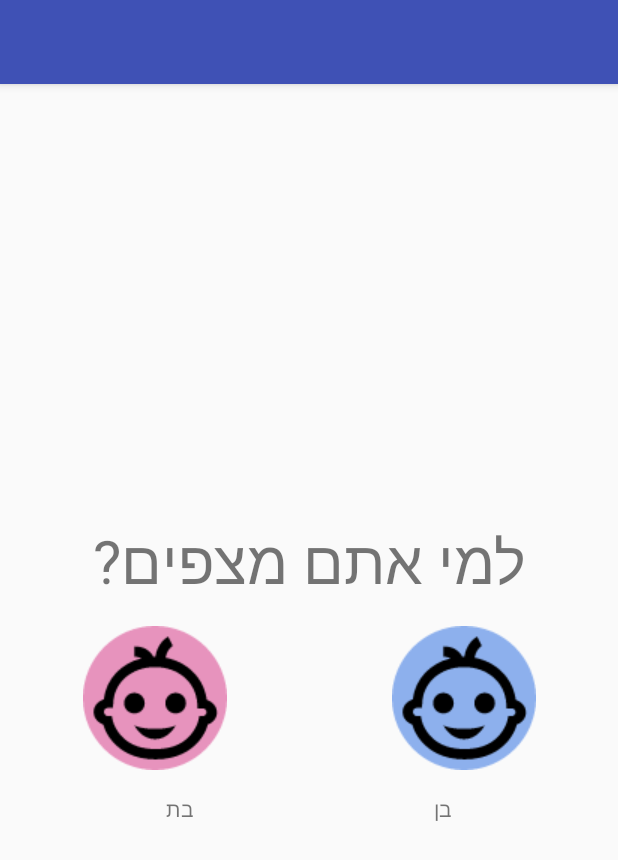
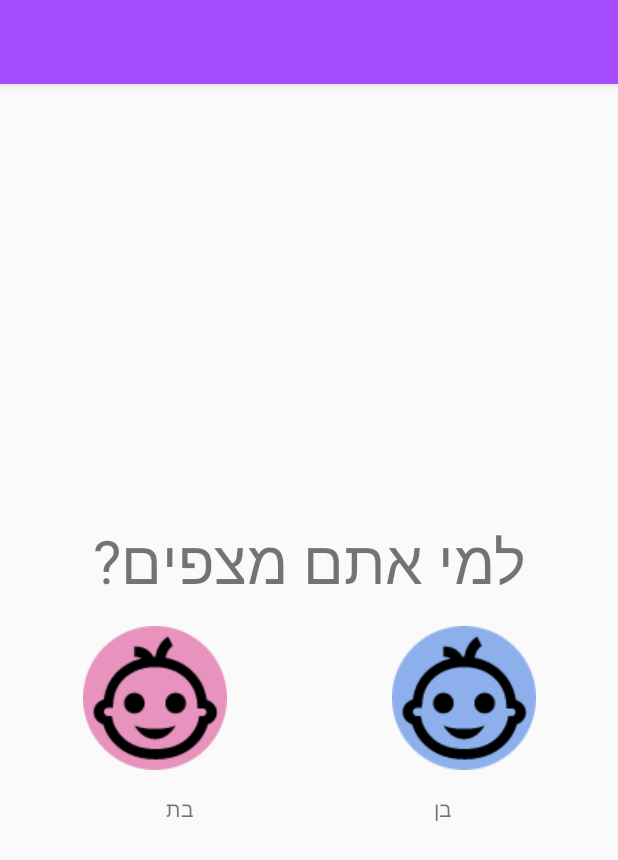
Before and after one commit to NoaAgiv/Nameby, an Android app: the screen it shows after launch (InitiationScreen), on a phone screen of 412 x 824 dp. Shown: the top 860 px of the screen. Run offline under Robolectric (Android 15) with nearby library versions, the phone set to English and light mode, and no system bars; 3 statements that could not run were skipped.

```diff
--- a/app/src/main/java/com/agiv/names2/EditableListViewAdapter.java
+++ b/app/src/main/java/com/agiv/names2/EditableListViewAdapter.java
@@ -13,7 +13,6 @@ import android.widget.TextView;
 
 import java.util.ArrayList;
 
-import static com.agiv.names2.NameTagger.*;
 public class EditableListViewAdapter extends BaseAdapter implements ListAdapter {
     private ArrayList<String> list = new ArrayList<String>();
     private Context context;
@@ -56,7 +55,7 @@ public class EditableListViewAdapter extends BaseAdapter implements ListAdapter
         View view = convertView;
         if (view == null) {
             LayoutInflater inflater = (LayoutInflater) context.getSystemService(Context.LAYOUT_INFLATER_SERVICE);
-            view = inflater.inflate(R.layout.simplerow, null);
+            view = inflater.inflate(R.layout.editable_row, null);
         }
 
         //Handle TextView and display string from your list
--- a/app/src/main/res/layout/simplerow.xml
+++ b/app/src/main/res/layout/editable_row.xml
@@ -9,7 +9,7 @@
         android:layout_height="wrap_content"
         android:layout_alignParentLeft="true"
         android:layout_centerVertical="true"
-        android:layout_marginRight="5dp"
+        android:layout_marginRight="10dp"
         android:background="@android:color/transparent"
         android:src="@drawable/love" />
 
--- a/app/src/main/res/layout/initiation_screen.xml
+++ b/app/src/main/res/layout/initiation_screen.xml
@@ -16,7 +16,7 @@
             android:id="@+id/toolbar"
             android:layout_width="match_parent"
             android:layout_height="?attr/actionBarSize"
-            android:background="?attr/colorPrimary"
+            android:background="#a64dff"
             app:popupTheme="@style/AppTheme.PopupOverlay" />
 
     </android.support.design.widget.AppBarLayout>
```
Also changed, not shown: app/src/main/java/com/agiv/names2/NameTagger.java (+3 -4 lines).
